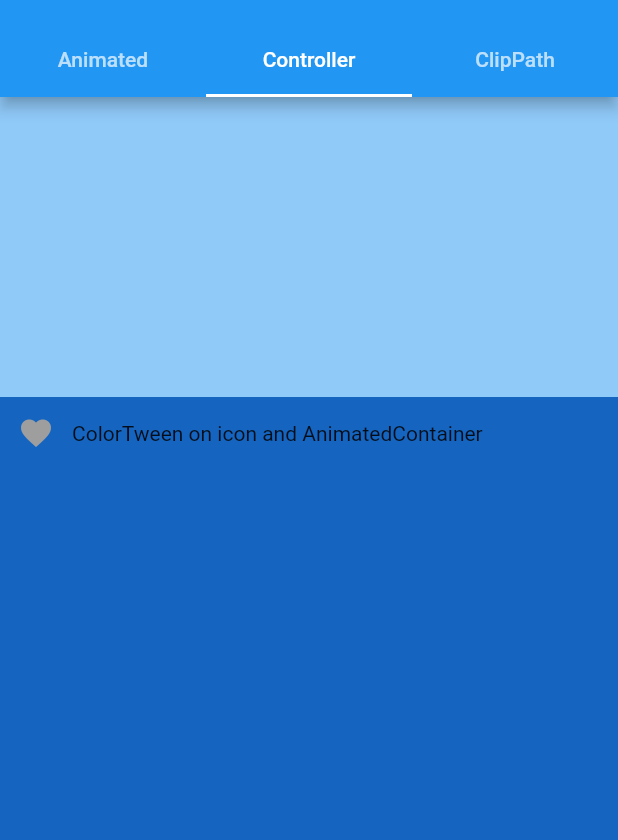
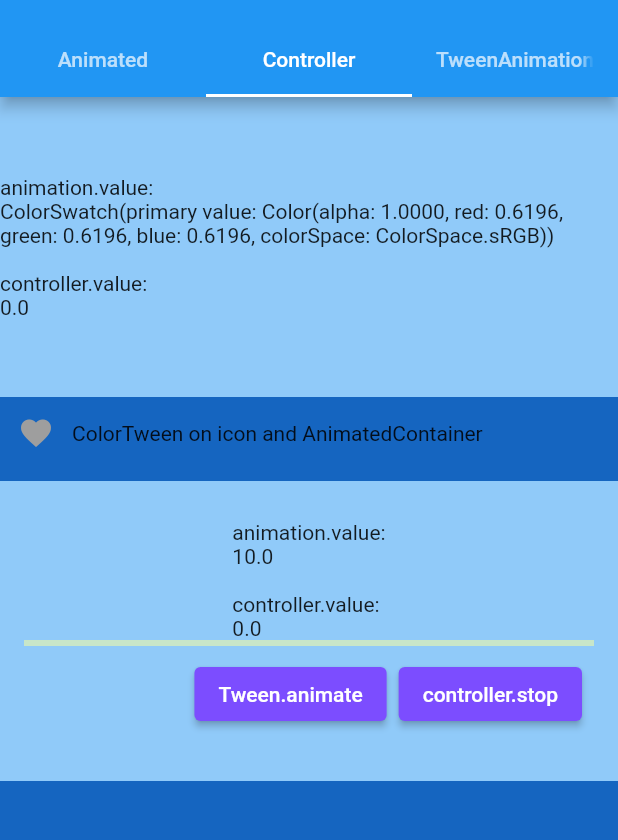
Before and after one commit to karadasmurat/basics_dart_flutter, a Flutter app: the AnimationDemo screen opened directly, tab 2 chosen, on a phone screen of 412 x 824 dp, the part 59-899 px from its top. Run offline on Flutter 3.47's test engine with Material 2 defaults, Android fonts, the phone set to English and light mode, and no system bars; our stand-ins replace font_awesome_flutter, google_fonts, shared_preferences; accounts and stored records are empty; network calls fail.

Commit message:
animations

```diff
--- a/lib/flutter/animation_controller.dart
+++ b/lib/flutter/animation_controller.dart
@@ -8,27 +8,62 @@ class AnimationControllerDemo extends StatefulWidget {
 }
 
 class _AnimationControllerDemoState extends State<AnimationControllerDemo>
-    with TickerProviderStateMixin {
+    //with SingleTickerProviderStateMixin {
+    with
+        TickerProviderStateMixin {
   bool isActive = false;
   bool isOn = false;
 
+  bool loaded = false;
+
+  // AnimationController derives from Animation<double>, so it can be used wherever an Animation object is needed.
+  // However, the AnimationController has additional methods to control the animation.
+  // By default, an AnimationController linearly produces the numbers from 0.0 to 1.0 during a given duration.
+  // The presence of vsync prevents offscreen animations from consuming unnecessary resources. You can use your stateful object as the vsync by adding SingleTickerProviderStateMixin to the class definition.
   late AnimationController _animationController;
+  late AnimationController _animationControllerD;
+
+  // An Animation object sequentially generates interpolated numbers between two values over a certain duration.
+  // It has state and its current value is always available in the .value member.
+  // An Animation object knows nothing about rendering or build() functions.
   late Animation _animation;
+  late Animation _animationD;
+
+  // By default, the AnimationController object ranges from 0.0 to 1.0.
+  // If you need a different range or a different data type, you can use a Tween to configure an animation to interpolate to a different range or data type.
+  // tween = Tween<double>(begin: -200, end: 0);
+  // animation's value comes from the tween
+  final colorTween = ColorTween(begin: Colors.grey, end: Colors.red);
 
   @override
   void initState() {
     super.initState();
 
-    _animationController =
-        AnimationController(vsync: this, duration: const Duration(seconds: 1))
-          ..addListener(() {
-            setState(() {});
-          });
+    _animationController = AnimationController(
+      vsync: this,
+      duration: const Duration(seconds: 1),
+    );
 
-    _animation = ColorTween(
-      begin: Colors.grey,
-      end: Colors.red,
-    ).animate(_animationController);
+    _animationControllerD = AnimationController(
+      vsync: this,
+      duration: const Duration(seconds: 10),
+    );
+
+    // To use a Tween object, call animate() on the Tween, passing in the controller object.
+    _animation = colorTween.animate(_animationController)
+      ..addListener(() {
+        setState(() {
+          // The state that has changed here is the animation object’s value.
+        });
+      });
+
+    //animation's value comes from the tween:
+    _animationD = Tween<double>(begin: 10, end: 0).animate(_animationControllerD)
+      ..addListener(() {
+        setState(() {
+          // The state that has changed here is the animation object’s value.
+        });
+      });
   }
 
   @override
@@ -40,9 +75,12 @@ class _AnimationControllerDemoState extends State<AnimationControllerDemo>
           // the old and new values of properties when they change using the provided curve and duration.
           // Properties that are null are not animated. Its child and descendants are not animated.
           duration: const Duration(seconds: 1),
+          alignment: Alignment.center,
           width: double.infinity,
           height: 200,
           color: isActive ? Colors.greenAccent : Colors.blue[200],
+          child: Text(
+              "animation.value:\n${_animation.value}\n\ncontroller.value:\n${_animationController.value}"),
         ),
         Row(
           children: [
@@ -66,6 +104,45 @@ class _AnimationControllerDemoState extends State<AnimationControllerDemo>
             const Text("ColorTween on icon and AnimatedContainer"),
           ],
         ),
+        Container(
+          margin: const EdgeInsets.symmetric(vertical: 8),
+          padding: EdgeInsets.all(16.0),
+          height: 200,
+          decoration: BoxDecoration(
+            color: Colors.blue[200],
+          ),
+          child: Column(mainAxisAlignment: MainAxisAlignment.center, children: [
+            Text(
+                "animation.value:\n${_animationD.value}\n\ncontroller.value:\n${_animationControllerD.value}"),
+            LinearProgressIndicator(
+              color: Colors.green,
+              backgroundColor: Colors.green[100],
+              value: _animationControllerD.value,
+            ),
+            ButtonBar(
+              children: [
+                ElevatedButton(
+                  onPressed: () {
+                    if (loaded) {
+                      _animationControllerD.forward();
+                    } else {
+                      _animationControllerD.reverse();
+                    }
+                    //toggle variable
+                    loaded = !loaded;
+                  },
+                  child: const Text("Tween.animate"),
+                ),
+                ElevatedButton(
+                  onPressed: () {
+                    _animationControllerD.stop();
+                  },
+                  child: const Text("controller.stop"),
+                ),
+              ],
+            ),
+          ]),
+        )
       ],
     );
   }
--- a/lib/flutter/animations.dart
+++ b/lib/flutter/animations.dart
@@ -10,7 +10,12 @@ class AnimationDemo extends StatefulWidget {
 }
 
 class _AnimationDemoState extends State<AnimationDemo> {
-  double opacityValue = 1;
+  double opacityValue = 1.0;
+  double turns = 1.0;
+  double width = 50.0;
+  Color color = Colors.blue;
+
+  final Tween<double> _scaleTween = Tween(begin: 1.0, end: 2.0);
 
   @override
   Widget build(BuildContext context) {
@@ -24,7 +29,7 @@ class _AnimationDemoState extends State<AnimationDemo> {
             tabs: [
               Tab(text: "Animated"),
               Tab(text: "Controller"),
-              Tab(text: "ClipPath"),
+              Tab(text: "TweenAnimationBuilder"),
             ],
           ),
         ),
@@ -43,9 +48,45 @@ class _AnimationDemoState extends State<AnimationDemo> {
                 child: Row(
                   mainAxisAlignment: MainAxisAlignment.spaceAround,
                   children: [
+                    // With implicit animations, you can animate a widget property by setting a target value;
+                    // whenever that target value changes, the widget animates the property from the old value to the new one.
+                    // In this way, implicit animations trade control for convenience—they manage animation effects so that you don’t have to.
+                    AnimatedContainer(
+                      duration: const Duration(milliseconds: 600),
+                      curve: Curves.fastOutSlowIn,
+                      width: width,
+                      height: 50,
+                      color: color,
+                    ),
+                    ElevatedButton(
+                        onPressed: () {
+                          setState(() {
+                            width = (width == 50) ? 100 : 50;
+                            color = (color == Colors.blue) ? Colors.green : Colors.blue;
+                          });
+                        },
+                        child: const Text("AnimatedContainer")),
+                  ],
+                ),
+              ),
+              Container(
+                height: 100,
+                width: double.infinity,
+                margin: const EdgeInsets.all(8),
+                decoration: BoxDecoration(
+                  color: Colors.blue[200],
+                  borderRadius: BorderRadius.circular(20),
+                ),
+                child: Row(
+                  mainAxisAlignment: MainAxisAlignment.spaceAround,
+                  children: [
+                    // With implicit animations, you can animate a widget property by setting a target value;
+                    // whenever that target value changes, the widget animates the property from the old value to the new one.
+                    // In this way, implicit animations trade control for convenience—they manage animation effects so that you don’t have to.
                     AnimatedOpacity(
                       duration: const Duration(seconds: 1),
                       opacity: opacityValue,
+                      //curve: Curves.bounceIn,
                       child: Container(
                         width: 50,
                         height: 50,
@@ -62,13 +103,77 @@ class _AnimationDemoState extends State<AnimationDemo> {
                   ],
                 ),
               ),
+              Container(
+                height: 100,
+                width: double.infinity,
+                margin: const EdgeInsets.all(8),
+                decoration: BoxDecoration(
+                  color: Colors.blue[200],
+                  borderRadius: BorderRadius.circular(20),
+                ),
+                child: Row(
+                  mainAxisAlignment: MainAxisAlignment.spaceAround,
+                  children: [
+                    // With implicit animations, you can animate a widget property by setting a target value;
+                    // whenever that target value changes, the widget animates the property from the old value to the new one.
+                    // In this way, implicit animations trade control for convenience—they manage animation effects so that you don’t have to.
+                    // Animated version of Transform.rotate
+                    AnimatedRotation(
+                      duration: const Duration(milliseconds: 600),
+                      turns: turns,
+                      curve: Curves.fastOutSlowIn,
+                      child: Container(
+                        width: 50,
+                        height: 50,
+                        color: Colors.blue,
+                      ),
+                    ),
+                    ElevatedButton(
+                        onPressed: () {
+                          setState(() {
+                            turns += 1.0 / 8.0;
+                          });
+                        },
+                        child: const Text("AnimatedRotation")),
+                  ],
+                ),
+              )
             ],
           ),
           //Tab 2
           const AnimationControllerDemo(),
 
           //Tab 3
-          ClipPathDemo(),
+          Container(
+            height: 100,
+            width: double.infinity,
+            margin: const EdgeInsets.all(8),
+            decoration: BoxDecoration(
+              color: Colors.blue[200],
+              borderRadius: BorderRadius.circular(20),
+            ),
+            child: Row(
+              mainAxisAlignment: MainAxisAlignment.spaceAround,
+              children: [
+                // Set a tween of Type, and use the same for the builder, ie, double
+                TweenAnimationBuilder<double>(
+                  tween: _scaleTween,
+                  duration: const Duration(milliseconds: 600),
+                  builder: (context, val, child) {
+                    return Transform.scale(
+                      scale: val,
+                      child: child,
+                    );
+                  },
+                  child: Container(
+                    width: 50,
+                    height: 50,
+                    color: Colors.blue,
+                  ),
+                ),
+              ],
+            ),
+          )
         ]),
       ),
     );
```
